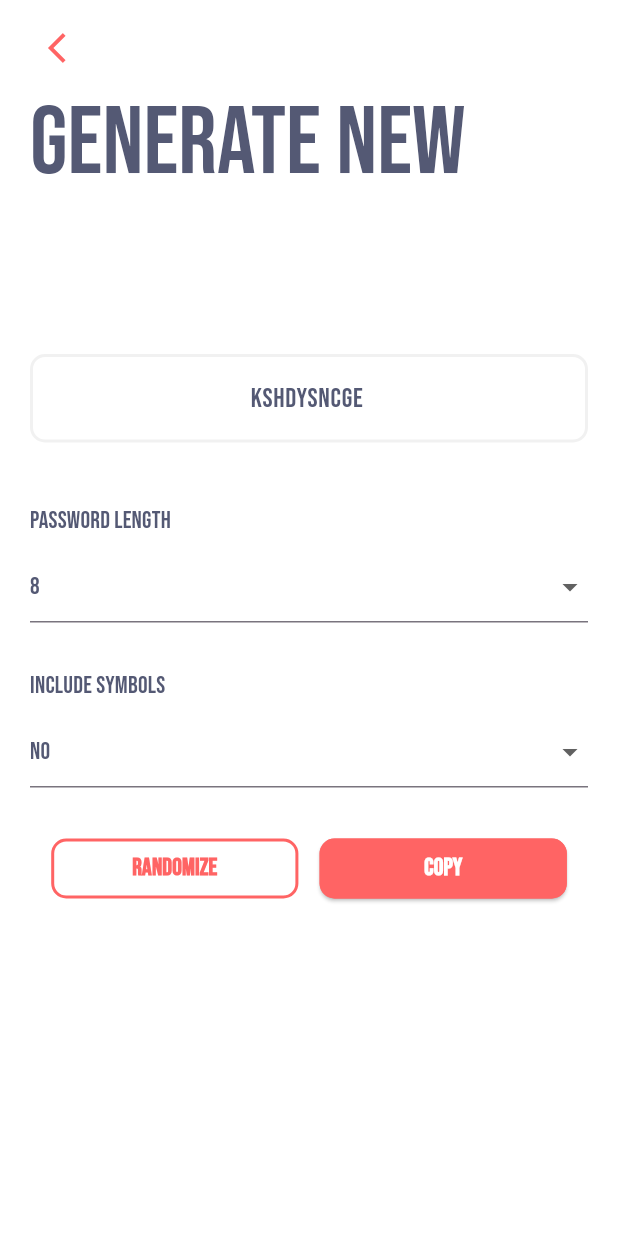
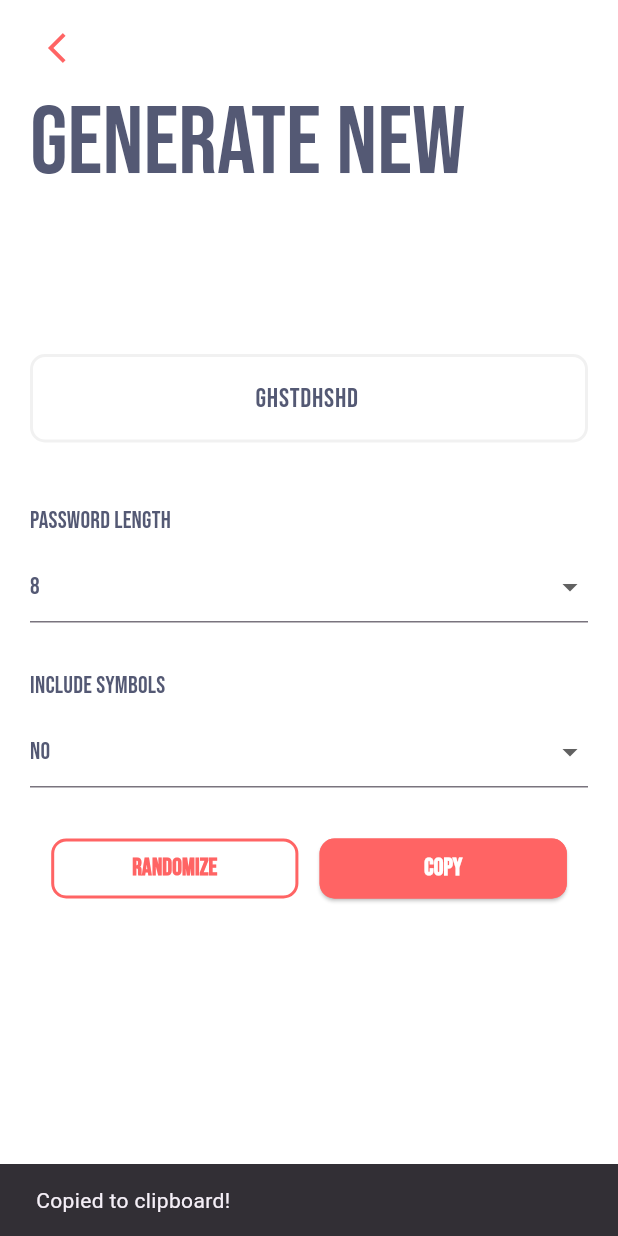
Before and after one commit to fatmakhadidja/One-Pass, a Flutter app: the Generatenew screen opened by its route, after a tap on "Copy", on a phone screen of 412 x 824 dp. Run offline on Flutter 3.47's test engine with Material 3 defaults, Android fonts, the phone set to English and light mode, and no system bars; our stand-ins replace loading_indicator, shared_preferences, sqflite; accounts and stored records are empty.

Commit message:
slight UI changes

```diff
--- a/passwords_manager/lib/screens/generatenew.dart
+++ b/passwords_manager/lib/screens/generatenew.dart
@@ -10,6 +10,7 @@ class Generatenew extends StatefulWidget {
 }
 
 class _GeneratenewState extends State<Generatenew> {
+  String generatedPassword = 'ghstdhshd';
   int selectedLength = 8;
   String includeSymbols = 'No';
   @override
@@ -46,7 +47,7 @@ class _GeneratenewState extends State<Generatenew> {
                         style: Theme.of(context).textTheme.headlineLarge,
                       ),
                       SizedBox(height: 100),
-                      GenerateNewTextField(),
+                      GenerateNewTextField(generatedPassword: generatedPassword,),
                       SizedBox(height: 40),
                       Column(
                         crossAxisAlignment: CrossAxisAlignment.start,
@@ -130,7 +131,8 @@ class _GeneratenewState extends State<Generatenew> {
                             width: MediaQuery.of(context).size.width * 0.4,
                             child: ColoredButton(
                               text: 'Copy',
-                              whenPressed: () {},
+                              whenPressed: () {copyToClipboard(generatedPassword,context);},
+
                             ),
                           ),
                         ],
@@ -147,17 +149,30 @@ class _GeneratenewState extends State<Generatenew> {
   }
 }
 
+// ignore: must_be_immutable
 class GenerateNewTextField extends StatefulWidget {
-  const GenerateNewTextField({super.key});
+  String generatedPassword;
+  GenerateNewTextField({super.key,required this.generatedPassword});
 
   @override
   State<GenerateNewTextField> createState() => _GenerateNewTextFieldState();
 }
 
 class _GenerateNewTextFieldState extends State<GenerateNewTextField> {
-  TextEditingController mycontroller = TextEditingController(
-    text: 'kshdysncge',
-  );
+ late TextEditingController mycontroller;
+
+  @override
+  void initState() {
+    super.initState();
+    mycontroller = TextEditingController(text: widget.generatedPassword);
+  }
+
+  @override
+  void dispose() {
+    mycontroller.dispose(); // Dispose the controller to free resources
+    super.dispose();
+  }
+
   @override
   Widget build(BuildContext context) {
     return TextField(
```
Also changed, not shown: passwords_manager/lib/screens/accountdetails.dart (+3 -12 lines).
